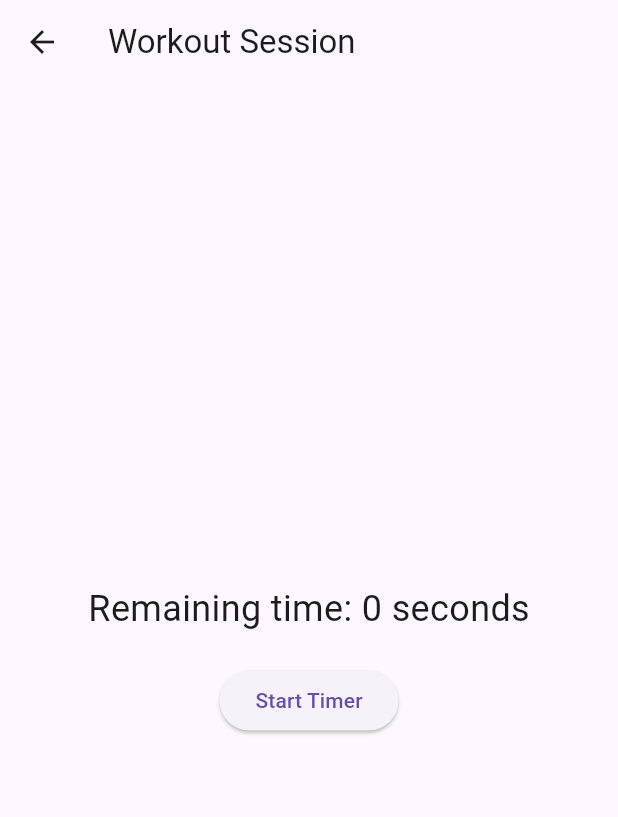
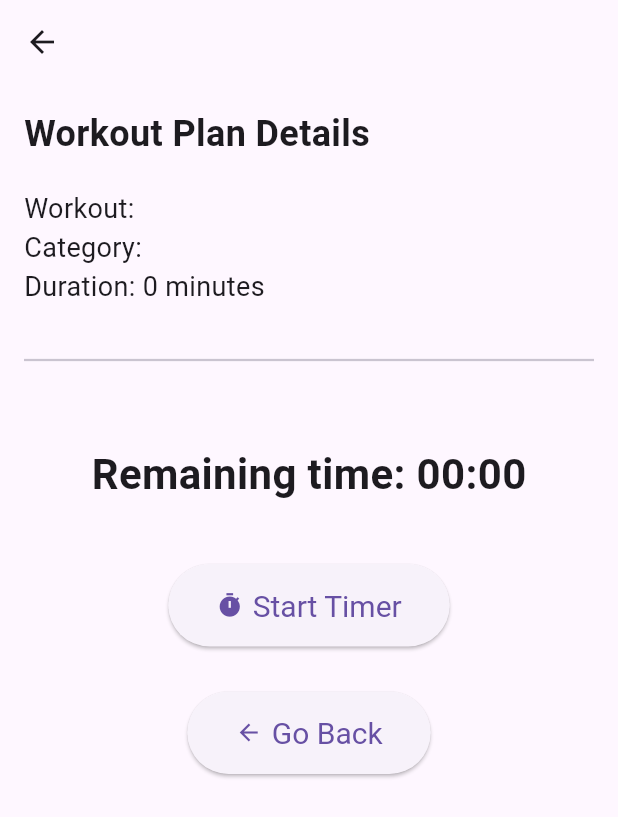
Before and after one commit to androidvitb/Workout-Assistant, a Flutter app: the WorkoutSession screen opened directly with empty values, on a phone screen of 412 x 824 dp. Shown: the top 817 px of the screen. Run offline on Flutter 3.47's test engine with Material 3 defaults, Android fonts, the phone set to English and light mode, and no system bars; our stand-ins replace firebase_core, firebase_database, hive, hive_flutter; accounts and stored records are empty.

Commit message:
Made changes in workout screen

```diff
--- a/lib/dart_files/show_data.dart
+++ b/lib/dart_files/show_data.dart
@@ -143,6 +143,9 @@ class CustomDataWidget extends StatelessWidget {
                 Navigator.of(context).push(
                   MaterialPageRoute(
                     builder: (context) => WorkoutSession(
+                        title: title,
+                        item: item,
+                        category: category,
                         duration: duration), // Navigate to NextScreen
                   ),
                 );
--- a/lib/dart_files/workout_session.dart
+++ b/lib/dart_files/workout_session.dart
@@ -1,13 +1,23 @@
-import 'package:flutter/material.dart';
-import 'dart:async';
-
 // currently this screen only receives the duration
 // we can change and get all the other details and the modify this page
 // ...............add your logic for further development
 
+import 'package:flutter/material.dart';
+import 'dart:async';
+
 class WorkoutSession extends StatefulWidget {
+  final String title;
+  final String item;
+  final String category;
   final int duration;
-  const WorkoutSession({super.key, required this.duration});
+
+  const WorkoutSession({
+    super.key,
+    required this.title,
+    required this.item,
+    required this.category,
+    required this.duration,
+  });
 
   @override
   State<WorkoutSession> createState() => _WorkoutSessionState();
@@ -42,28 +52,76 @@ class _WorkoutSessionState extends State<WorkoutSession> {
 
   @override
   void dispose() {
-    _timer.cancel();
+    if (_isTimerRunning && _timer.isActive) {
+      _timer.cancel();
+    }
     super.dispose();
   }
 
   @override
   Widget build(BuildContext context) {
+    final minutes = (_remainingTime ~/ 60).toString().padLeft(2, '0');
+    final seconds = (_remainingTime % 60).toString().padLeft(2, '0');
+
     return Scaffold(
       appBar: AppBar(
-        title: const Text("Workout Session"),
+        title: Text(widget.title),
       ),
-      body: Center(
+      body: Padding(
+        padding: const EdgeInsets.all(16.0),
         child: Column(
-          mainAxisAlignment: MainAxisAlignment.center,
+          mainAxisAlignment: MainAxisAlignment.start,
+          crossAxisAlignment: CrossAxisAlignment.start,
           children: [
             Text(
-              "Remaining time: ${_remainingTime} seconds",
-              style: const TextStyle(fontSize: 24),
+              "Workout Plan Details",
+              style: const TextStyle(fontSize: 24, fontWeight: FontWeight.bold),
             ),
             const SizedBox(height: 20),
-            ElevatedButton(
-              onPressed: _isTimerRunning ? null : _startTimer,
-              child: const Text('Start Timer'),
+            Text("Workout: ${widget.item}",
+                style: const TextStyle(fontSize: 18)),
+            Text("Category: ${widget.category}",
+                style: const TextStyle(fontSize: 18)),
+            Text("Duration: ${widget.duration} minutes",
+                style: const TextStyle(fontSize: 18)),
+            const SizedBox(height: 20),
+            const Divider(height: 32, thickness: 1.5),
+            const SizedBox(height: 20),
+            const SizedBox(height: 20),
+            Center(
+              child: Column(
+                children: [
+                  Text(
+                    "Remaining time: $minutes:$seconds",
+                    style: const TextStyle(
+                        fontSize: 28, fontWeight: FontWeight.bold),
+                  ),
+                  const SizedBox(height: 40),
+                  ElevatedButton.icon(
+                    onPressed: _isTimerRunning ? null : _startTimer,
+                    icon: const Icon(Icons.timer),
+                    label: const Text('Start Timer'),
+                    style: ElevatedButton.styleFrom(
+                      padding: const EdgeInsets.symmetric(
+                          horizontal: 32, vertical: 16),
+                      textStyle: const TextStyle(fontSize: 20),
+                    ),
+                  ),
+                  const SizedBox(height: 30),
+                  ElevatedButton.icon(
+                    onPressed: () {
+                      Navigator.of(context).pop();
+                    },
+                    icon: const Icon(Icons.arrow_back),
+                    label: const Text('Go Back'),
+                    style: ElevatedButton.styleFrom(
+                      padding: const EdgeInsets.symmetric(
+                          horizontal: 32, vertical: 16),
+                      textStyle: const TextStyle(fontSize: 20),
+                    ),
+                  ),
+                ],
+              ),
             ),
           ],
         ),
```
